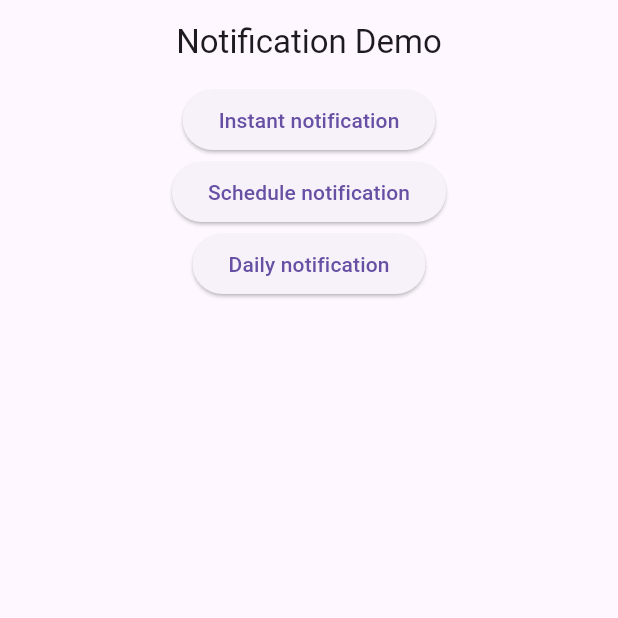
After one commit to Tajvir007/flutter_classes, a Flutter app: the screen it shows after launch, after a tap on "Daily notification", on a phone screen of 412 x 824 dp, the top half of it. The commit adds this screen. Run offline on Flutter 3.47's test engine with Material 3 defaults, Android fonts, the phone set to English and light mode, and no system bars; our stand-ins replace cloud_firestore, firebase_core, firebase_messaging, flutter_local_notifications, flutter_screenutil, flutter_slidable and 1 more; accounts and stored records are empty; network calls fail.

Commit message:
notification added

```diff
--- a/fire_base/lib/app.dart
+++ b/fire_base/lib/app.dart
@@ -1,6 +1,8 @@
-import 'package:fire_base/task_manager.dart';
-import 'package:fire_base/voting_page.dart';
+// import 'package:fire_base/task_manager.dart';
+// import 'package:fire_base/voting_page.dart';
 import 'package:flutter/material.dart';
+
+import 'notification_demo.dart';
 
 class FirebaseFirestore extends StatelessWidget {
   const FirebaseFirestore({super.key});
@@ -11,7 +13,7 @@ class FirebaseFirestore extends StatelessWidget {
 
       title: 'Voting App',
 
-      home: TaskManager(),
+      home: NotificationDemo(),
 
     );
   }
--- /dev/null
+++ b/fire_base/lib/flutter_local_notification.dart
@@ -0,0 +1,49 @@
+import 'package:flutter_local_notifications/flutter_local_notifications.dart';
+import 'package:timezone/data/latest.dart' as timeZone;
+
+/**
+ * 1. Flutter local notification plugin এর object তৈরি করছি
+ * 2. এটা main controller. সব notification show / schedule / cancel — সব এই object দিয়ে হবে।
+ */
+final FlutterLocalNotificationsPlugin flutterLocalNotificationsPlugin = FlutterLocalNotificationsPlugin();
+
+// app start হলে এই function call করা উচিত
+Future<void> initializeNotifications() async {
+
+  // ডিভাইসের timezone load করছি.  scheduled notification এর জন্য দরকার
+  timeZone.initializeTimeZones();
+
+  /**
+   * 1. Android notification icon সেট করছি.  @mipmap/ic_launcher = app icon
+   * 2. status bar এ যেই icon দেখাবে।
+   */
+  AndroidInitializationSettings androidInitializationSettings = AndroidInitializationSettings('@mipmap/ic_launcher');
+  DarwinInitializationSettings iosSettings = DarwinInitializationSettings(); // iOS notification basic permission setup. Darwin = iOS / macOS framework name।
+
+  // Android + iOS দুইটার settings একসাথে merge করছি
+  InitializationSettings settings = InitializationSettings(
+    android: androidInitializationSettings,
+    iOS: iosSettings
+  );
+
+  /**
+   * 1. plugin start করছি
+   * 2. background notification click করলে notificationTapBackground call হবে
+   * 3. এইটা core line। Without this → notification কাজ করবে না।
+   */
+  await flutterLocalNotificationsPlugin.initialize(
+      settings: settings,
+    onDidReceiveBackgroundNotificationResponse: notificationTapBackground
+  );
+
+}
+
+/**
+ * ************** কেন @pragma দরকার? ****************
+ * 1. Dart VM কে বলছি এই function tree-shaking এ remove করো না
+ * 2. background isolate থেকে call হবে
+ */
+@pragma('vm:entry-point')
+void notificationTapBackground(NotificationResponse response){
+  print('Notification Clicked');
+}
--- a/fire_base/lib/main.dart
+++ b/fire_base/lib/main.dart
@@ -1,3 +1,5 @@
+import 'package:fire_base/flutter_local_notification.dart';
+import 'package:fire_base/notification_service.dart';
 import 'package:firebase_core/firebase_core.dart';
 import 'package:flutter/material.dart';
 
@@ -8,9 +10,13 @@ import 'firebase_options.dart';
 void main() async {
 
   WidgetsFlutterBinding.ensureInitialized();
+
+  NotificationService.initialize();
   await Firebase.initializeApp(
     options: DefaultFirebaseOptions.currentPlatform,
   );
 
+  await initializeNotifications();
+
   runApp( FirebaseFirestore());
 }
--- /dev/null
+++ b/fire_base/lib/notification_demo.dart
@@ -0,0 +1,112 @@
+import 'package:flutter/material.dart';
+import 'package:flutter_local_notifications/flutter_local_notifications.dart';
+import 'package:timezone/timezone.dart' as timeZone;
+
+import 'flutter_local_notification.dart';
+
+class NotificationDemo extends StatelessWidget {
+  const NotificationDemo({super.key});
+
+  Future instantNotification() async {
+
+    // notification এর full config বানাচ্ছি
+    final details = NotificationDetails(
+      // Android notification settings
+      android: AndroidNotificationDetails(
+          'instant_channel',       // channel unique id. Android 8+ এ notification দেখাতে channel লাগে
+          'instant_notification',  // user setting এ যেই নামে দেখাবে
+          importance: Importance.max,   // notification কতটা important. max দিলে popup + sound সব হবে
+        priority: Priority.high    // immediately show করবে (high priority)
+      ),
+    );
+
+    // notification display command
+    await flutterLocalNotificationsPlugin.show(
+      id: 0,          // notification unique id.  same id দিলে আগেরটা replace হবে
+      title: 'Instant Notification',
+      body:  'This is an instant notification',
+      notificationDetails: details    // উপরে বানানো config pass করছি
+    );
+
+  }
+
+  Future scheduleNotification() async {
+
+    await flutterLocalNotificationsPlugin.zonedSchedule(
+        id: 1,
+        title: 'Schedule Notification',
+        body: 'This is a schedule notification',
+        scheduledDate: timeZone.TZDateTime.now(timeZone.local).add(Duration(seconds: 3)),
+        notificationDetails: NotificationDetails(
+          android: AndroidNotificationDetails(
+          'meeting_channel',
+          'meeting_notification',
+            priority: Priority.high,
+            importance: Importance.max,
+            icon: '@mipmap/ic_launcher',
+          ),
+        ),
+       // androidScheduleMode: AndroidScheduleMode.exactAllowWhileIdle,
+      androidScheduleMode: AndroidScheduleMode.inexact,
+    );
+
+  }
+
+
+  Future dailyNotification() async {
+
+    final now = DateTime.now();
+    final scheduleTime = timeZone.TZDateTime(
+      timeZone.local,
+      now.year,
+      now.month,
+      now.day,
+      now.hour,
+        (now.minute+1) % 60,
+    );
+
+    await flutterLocalNotificationsPlugin.zonedSchedule(
+        id: 2,
+        title: 'Daily Notification',
+        body: 'This is a daily notification',
+        scheduledDate: scheduleTime,
+        notificationDetails: NotificationDetails(
+          android: AndroidNotificationDetails(
+          'daily_channel',
+          'daily_notification',
+            priority: Priority.high,
+            importance: Importance.max
+          )
+        ),
+        androidScheduleMode: AndroidScheduleMode.exactAllowWhileIdle);
+
+  }
+
+
+  @override
+  Widget build(BuildContext context) {
+    return Scaffold(
+      appBar: AppBar(
+        title: Text('Notification Demo'),
+        centerTitle: true,
+      ),
+      body: Center(
+        child: Column(
+          children: [
+            ElevatedButton(onPressed: (){
+              instantNotification();
+            }, child: Text('Instant notification')),
+
+            ElevatedButton(onPressed: (){
+              scheduleNotification();
+            }, child: Text('Schedule notification')),
+
+            ElevatedButton(onPressed: (){
+              dailyNotification();
+            }, child: Text('Daily notification')),
+          ],
+        ),
+      ),
+    );
+  }
+}
--- /dev/null
+++ b/fire_base/lib/notification_service.dart
@@ -0,0 +1,34 @@
+
+import 'package:firebase_core/firebase_core.dart';
+import 'package:firebase_messaging/firebase_messaging.dart';
+
+class NotificationService{
+
+  /**
+   * 1. FirebaseMessaging-এর একটা single instance নেওয়া হচ্ছে
+   * 2. এই instance দিয়েই notification, token, permission সব handle হবে
+   */
+  static final FirebaseMessaging _firebaseMessaging = FirebaseMessaging.instance;
+
+  static Future<void> initialize() async {
+    await Firebase.initializeApp(); //Firebase অ্যাপ initialize করা হচ্ছে. এটা না করলে Firebase-এর কোনো সার্ভিস কাজ করবে না
+
+    // ইউজারের কাছে notification permission চাওয়া হচ্ছে
+    NotificationSettings settings = await _firebaseMessaging.requestPermission(
+      alert: true,
+      sound: true,
+      badge: true
+    );
+
+    print('Permission: ${settings.authorizationStatus}');
+
+    /**
+     * 1. এই ডিভাইসের unique FCM token নেওয়া হচ্ছে
+     * 2. এই token দিয়েই backend থেকে notification পাঠানো হয়
+     */
+    String ? deviceToken = await _firebaseMessaging.getToken();
+    print("Device token: ${deviceToken}");
+
+  }
+
+}
--- a/fire_base/lib/voting_page.dart
+++ b/fire_base/lib/voting_page.dart
@@ -1,8 +1,8 @@
 import 'package:cloud_firestore/cloud_firestore.dart';
 import 'package:flutter/material.dart';
 
-import 'package:firebase_core/firebase_core.dart';
-import 'firebase_options.dart';
+// import 'package:firebase_core/firebase_core.dart';
+// import 'firebase_options.dart';
 
 class VotingPage extends StatelessWidget {
   const VotingPage({super.key});
--- a/fire_base/pubspec.yaml
+++ b/fire_base/pubspec.yaml
@@ -33,6 +33,11 @@ dependencies:
   firebase_core: ^4.3.0
   cloud_firestore: ^6.1.1
   flutter_slidable: ^4.0.3
+  firebase_messaging: ^16.1.1
+  flutter_local_notifications: ^20.0.0
+  timezone:
+  firebase_auth: ^6.1.4
+  google_sign_in: ^7.2.0
 
 
   # The following adds the Cupertino Icons font to your application.
```
Also changed, not shown: fire_base/pubspec.lock, 5 other files.
